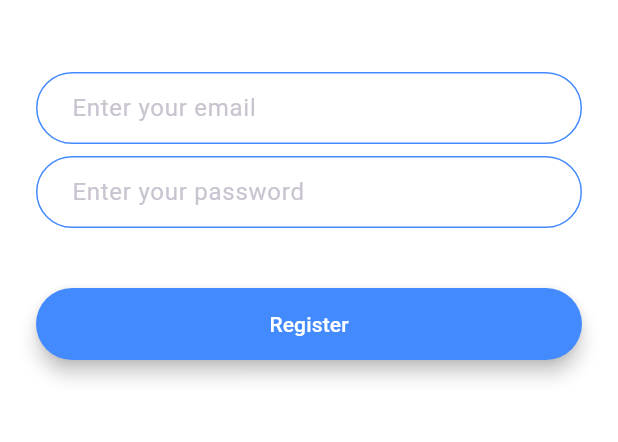
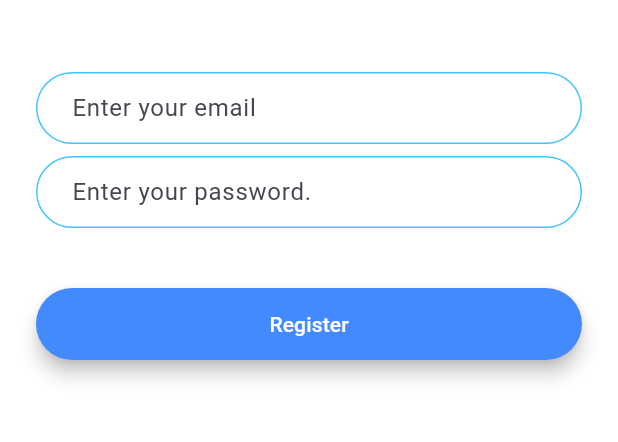
Before and after one commit to alexanderhertsyk/flutter_flash_chat, a Flutter app: the screen it shows after launch, after a tap on "Register", on a phone screen of 412 x 824 dp, the part 576-1018 px from its top. Run offline on Flutter 3.47's test engine with Material 3 defaults, Android fonts, the phone set to English and light mode, and no system bars; our stand-ins replace animated_text_kit.

Commit message:
Updated styles: - Moved textfield style to consts & used its modifications; - Replaced Container w/ SizedBox due to AS suggestion.

```diff
--- a/lib/widgets/rounded_button.dart
+++ b/lib/components/rounded_button.dart
@@ -24,7 +24,10 @@ class RoundedButton extends StatelessWidget {
           onPressed: onPressed,
           minWidth: 200.0,
           height: 42.0,
-          child: Text(title),
+          child: Text(
+            title,
+            style: const TextStyle(color: Colors.white),
+          ),
         ),
       ),
     );
--- a/lib/constants.dart
+++ b/lib/constants.dart
@@ -19,3 +19,24 @@ const kMessageContainerDecoration = BoxDecoration(
     top: BorderSide(color: Colors.lightBlueAccent, width: 2.0),
   ),
 );
+
+const kInputDecoration = InputDecoration(
+  contentPadding: EdgeInsets.symmetric(vertical: 10.0, horizontal: 20.0),
+  border: OutlineInputBorder(
+    borderRadius: BorderRadius.all(Radius.circular(32.0)),
+  ),
+  enabledBorder: OutlineInputBorder(
+    borderSide: BorderSide(color: Colors.lightBlueAccent, width: 1.0),
+    borderRadius: BorderRadius.all(Radius.circular(32.0)),
+  ),
+  focusedBorder: OutlineInputBorder(
+    borderSide: BorderSide(color: Colors.lightBlueAccent, width: 2.0),
+    borderRadius: BorderRadius.all(Radius.circular(32.0)),
+  ),
+);
+
+final kEmailDecoration =
+    kInputDecoration.copyWith(hintText: 'Enter your email');
+
+final kPasswordDecoration =
+    kInputDecoration.copyWith(hintText: 'Enter your password.');
--- a/lib/main.dart
+++ b/lib/main.dart
@@ -12,11 +12,11 @@ class FlashChat extends StatelessWidget {
   @override
   Widget build(BuildContext context) {
     return MaterialApp(
-      theme: ThemeData.dark().copyWith(
-        textTheme: const TextTheme(
-          bodyMedium: TextStyle(color: Colors.black54),
-        ),
-      ),
+      // theme: ThemeData.dark().copyWith(
+      //   textTheme: const TextTheme(
+      //     bodyMedium: TextStyle(color: Colors.black54),
+      //   ),
+      // ),
       initialRoute: WelcomeScreen.route,
       routes: {
         WelcomeScreen.route: (context) => const WelcomeScreen(),
--- a/lib/screens/registration_screen.dart
+++ b/lib/screens/registration_screen.dart
@@ -1,5 +1,5 @@
 import 'package:flash_chat/constants.dart';
-import 'package:flash_chat/widgets/rounded_button.dart';
+import 'package:flash_chat/components/rounded_button.dart';
 import 'package:flutter/material.dart';
 
 class RegistrationScreen extends StatefulWidget {
@@ -24,7 +24,7 @@ class _RegistrationScreenState extends State<RegistrationScreen> {
           children: <Widget>[
             Hero(
               tag: kHeroLogo,
-              child: Container(
+              child: SizedBox(
                 height: 200.0,
                 child: Image.asset('images/logo.png'),
               ),
@@ -36,22 +36,7 @@ class _RegistrationScreenState extends State<RegistrationScreen> {
               onChanged: (value) {
                 //Do something with the user input.
               },
-              decoration: const InputDecoration(
-                hintText: 'Enter your email',
-                contentPadding:
-                    EdgeInsets.symmetric(vertical: 10.0, horizontal: 20.0),
-                border: OutlineInputBorder(
-                  borderRadius: BorderRadius.all(Radius.circular(32.0)),
-                ),
-                enabledBorder: OutlineInputBorder(
-                  borderSide: BorderSide(color: Colors.blueAccent, width: 1.0),
-                  borderRadius: BorderRadius.all(Radius.circular(32.0)),
-                ),
-                focusedBorder: OutlineInputBorder(
-                  borderSide: BorderSide(color: Colors.blueAccent, width: 2.0),
-                  borderRadius: BorderRadius.all(Radius.circular(32.0)),
-                ),
-              ),
+              decoration: kEmailDecoration,
             ),
             const SizedBox(
               height: 8.0,
@@ -60,22 +45,7 @@ class _RegistrationScreenState extends State<RegistrationScreen> {
               onChanged: (value) {
                 //Do something with the user input.
               },
-              decoration: const InputDecoration(
-                hintText: 'Enter your password',
-                contentPadding:
-                    EdgeInsets.symmetric(vertical: 10.0, horizontal: 20.0),
-                border: OutlineInputBorder(
-                  borderRadius: BorderRadius.all(Radius.circular(32.0)),
-                ),
-                enabledBorder: OutlineInputBorder(
-                  borderSide: BorderSide(color: Colors.blueAccent, width: 1.0),
-                  borderRadius: BorderRadius.all(Radius.circular(32.0)),
-                ),
-                focusedBorder: OutlineInputBorder(
-                  borderSide: BorderSide(color: Colors.blueAccent, width: 2.0),
-                  borderRadius: BorderRadius.all(Radius.circular(32.0)),
-                ),
-              ),
+              decoration: kPasswordDecoration,
             ),
             const SizedBox(
               height: 24.0,
--- a/lib/screens/welcome_screen.dart
+++ b/lib/screens/welcome_screen.dart
@@ -1,7 +1,7 @@
 import 'package:flash_chat/constants.dart';
 import 'package:flash_chat/screens/login_screen.dart';
 import 'package:flash_chat/screens/registration_screen.dart';
-import 'package:flash_chat/widgets/rounded_button.dart';
+import 'package:flash_chat/components/rounded_button.dart';
 import 'package:flutter/material.dart';
 import 'package:animated_text_kit/animated_text_kit.dart';
 
@@ -55,7 +55,7 @@ class _WelcomeScreenState extends State<WelcomeScreen>
               children: <Widget>[
                 Hero(
                   tag: kHeroLogo,
-                  child: Container(
+                  child: SizedBox(
                     height: 60,
                     child: Image.asset('images/logo.png'),
                   ),
```
Also changed, not shown: lib/screens/login_screen.dart (+4 -38 lines).
